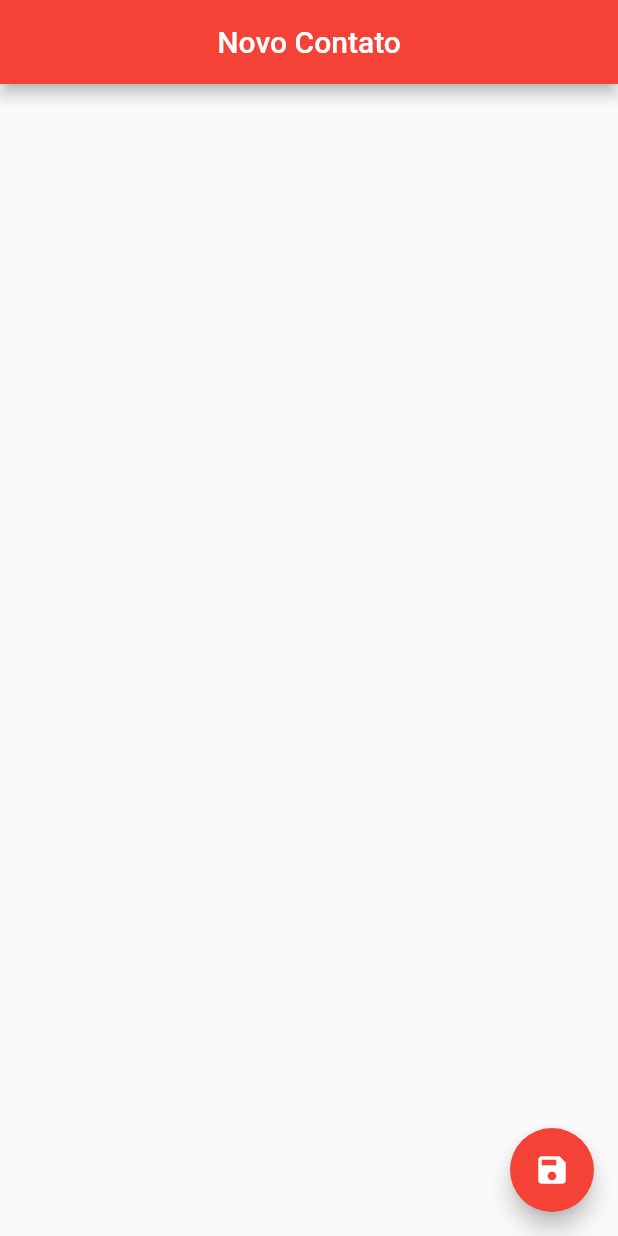
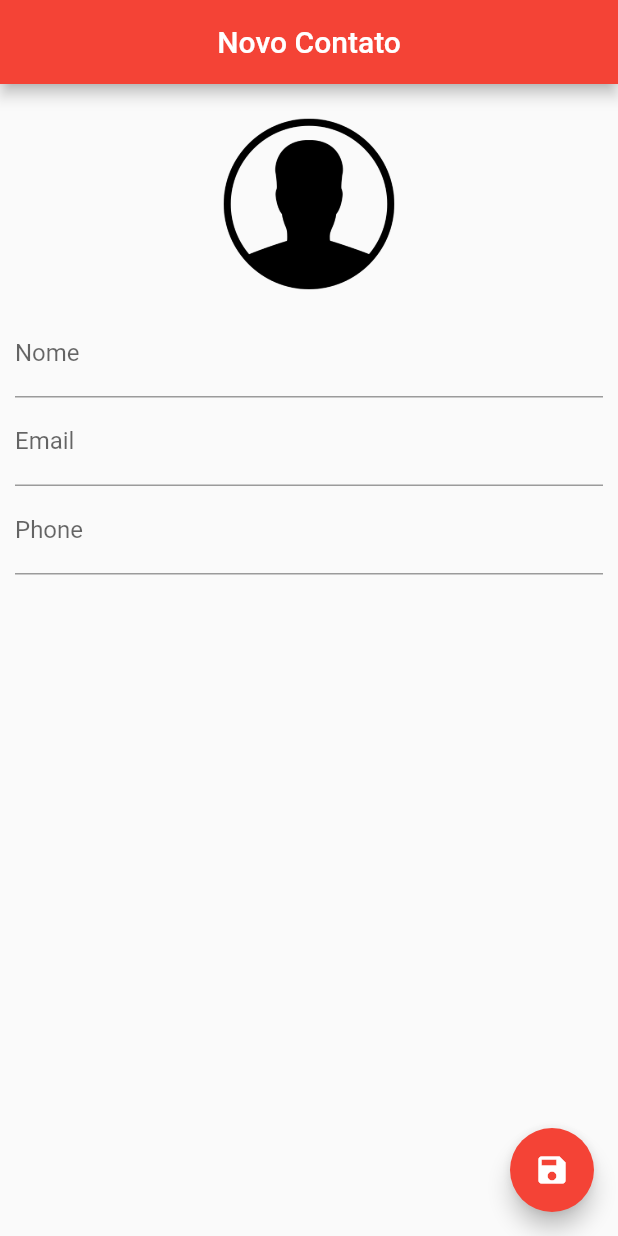
Before and after one commit to jkurashima/agenda_contatos, a Flutter app: the screen it shows after launch, on a phone screen of 412 x 824 dp. Run offline on Flutter 3.47's test engine with Material 2 defaults, Android fonts, the phone set to English and light mode, and no system bars; our stand-ins replace sqflite; accounts and stored records are empty.

Commit message:
102 - Layout da tela de contato

```diff
--- a/lib/ui/contact_page.dart
+++ b/lib/ui/contact_page.dart
@@ -1,4 +1,7 @@
+import 'dart:io';
+
 import 'package:agenda_contatos/helpers/contact_helper.dart';
+import 'package:flutter/cupertino.dart';
 import 'package:flutter/material.dart';
 
 
@@ -14,6 +17,12 @@ class ContactPage extends StatefulWidget {
 
 class _ContactPageState extends State<ContactPage> {
 
+  final _nameController = TextEditingController();
+  final _emailController = TextEditingController();
+  final _phoneController = TextEditingController();
+
+  bool _userEdited = false;
+
   Contact _editedContact;
 
   @override
@@ -24,6 +33,11 @@ class _ContactPageState extends State<ContactPage> {
       _editedContact = Contact();
     } else {
       _editedContact = Contact.fromMap(widget.contact.toMap());
+
+      _nameController.text = _editedContact.name;
+      _emailController.text = _editedContact.email;
+      _phoneController.text = _editedContact.phone;
+
     }
   }
 
@@ -40,6 +54,56 @@ class _ContactPageState extends State<ContactPage> {
         child: Icon(Icons.save),
         backgroundColor: Colors.red,
       ),
+      body: SingleChildScrollView(
+        padding: EdgeInsets.all(10.0),
+        child: Column(
+          children: <Widget>[
+            GestureDetector(
+              child: Container(
+                width: 140.0,
+                height: 140.0,
+                decoration: BoxDecoration(
+                  shape: BoxShape.circle,
+                  image: DecorationImage(
+                      image: _editedContact.img != null ?
+                      FileImage(File(_editedContact.img)) :
+                      AssetImage("images/person.png")
+                  ),
+                ),
+              ),
+            ),
+            TextField(
+              controller: _nameController,
+              decoration: InputDecoration(labelText: "Nome"),
+              onChanged: (text){
+                _userEdited = true;
+                setState(() {
+                  _editedContact.name = text;
+                });
+              },
+            ),
+            TextField(
+              controller: _emailController  ,
+              decoration: InputDecoration(labelText: "Email"),
+              onChanged: (text){
+                _userEdited = true;
+                _editedContact.email = text;
+              },
+              keyboardType: TextInputType.emailAddress,
+            ),
+            TextField(
+              controller: _phoneController,
+              decoration: InputDecoration(labelText: "Phone"),
+              onChanged: (text){
+                _userEdited = true;
+                _editedContact.phone = text;
+              },
+              keyboardType: TextInputType.phone,
+            ),
+
+          ],
+        ),
+      ),
     );
   }
 }
--- a/pubspec.yaml
+++ b/pubspec.yaml
@@ -49,7 +49,7 @@ flutter:
   # assets:
   #   - images/a_dot_burr.jpeg
   #   - images/a_dot_ham.jpeg
-assets:
+  assets:
      - images/person.png
 
   # An image asset can refer to one or more resolution-specific "variants", see
```
